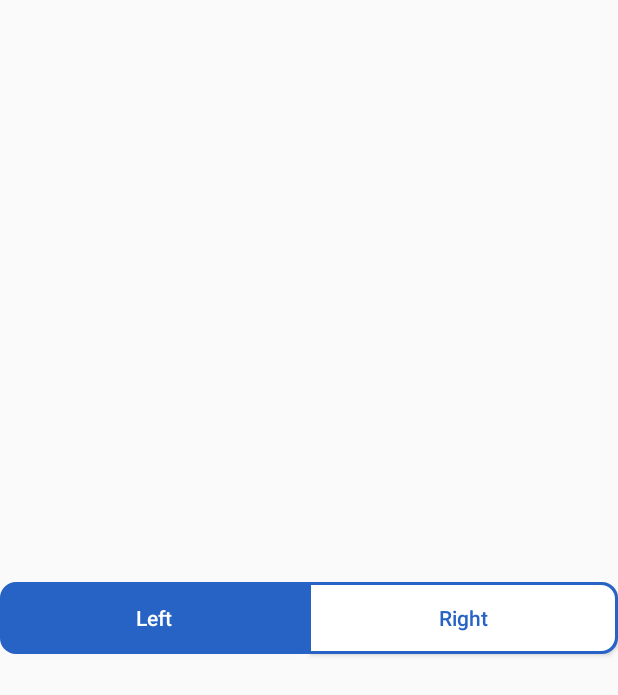
After one commit to c523727591/IPhoto, an Android app: the ViewStyleActivity screen opened directly, with no data from a screen before it, on a phone screen of 412 x 824 dp. The commit adds this screen. Shown: the top 695 px of the screen. Run offline under Robolectric (Android 15) with nearby library versions, the phone set to English and light mode, and no system bars.

Commit message:
Button 样式定制：圆角、边框、点击效果等（仿IPhone设置中WIFI详情页面中的DCHP、静态Button）

```diff
--- a/app/src/main/AndroidManifest.xml
+++ b/app/src/main/AndroidManifest.xml
@@ -31,6 +31,7 @@
         <activity android:name=".DiskLruCacheTestActivity"/>
         <activity android:name=".InstalledAppActivity"/>
         <activity android:name=".ConvertViewActivity"/>
+        <activity android:name=".ViewStyleActivity"/>
 
     </application>
 
--- a/app/src/main/java/com/iphoto/MainActivity.java
+++ b/app/src/main/java/com/iphoto/MainActivity.java
@@ -99,6 +99,12 @@ class SampleItemListAdapter extends BaseAdapter {
         itemInfo.mTitleResId = R.string.main_activity_convert_view;
         itemInfo.mClassName = "com.iphoto.ConvertViewActivity";
         mSampleList.add(itemInfo);
+
+        itemInfo = new SampleItemInfo();
+        itemInfo.mOrder = 5;
+        itemInfo.mTitleResId = R.string.main_activity_view_style;
+        itemInfo.mClassName = "com.iphoto.ViewStyleActivity";
+        mSampleList.add(itemInfo);
     }
 
     public SampleItemListAdapter(Context context) {
--- /dev/null
+++ b/app/src/main/java/com/iphoto/ViewStyleActivity.java
@@ -0,0 +1,44 @@
+package com.iphoto;
+
+import android.app.Activity;
+import android.os.Bundle;
+import android.view.View;
+import android.widget.Button;
+
+import com.util.ILog;
+
+/**
+ * Created by duke on 16-8-6.
+ */
+public class ViewStyleActivity extends Activity {
+    private Button mLeftButton = null;
+    private Button mRightButton = null;
+
+    @Override
+    protected void onCreate(Bundle savedInstanceState) {
+        super.onCreate(savedInstanceState);
+        setContentView(R.layout.view_style_activity_layout);
+
+        mLeftButton = (Button)findViewById(R.id.view_style_left_button_id);
+        mLeftButton.setSelected(true);
+
+        mLeftButton.setOnClickListener(new View.OnClickListener() {
+            @Override
+            public void onClick(View v) {
+                ILog.d("ViewStyleActivity left button is clicked.");
+                mRightButton.setSelected(false);
+                mLeftButton.setSelected(true);
+            }
+        });
+
+        mRightButton = (Button)findViewById(R.id.view_style_right_button_id);
+        mRightButton.setOnClickListener(new View.OnClickListener() {
+            @Override
+            public void onClick(View v) {
+                ILog.d("ViewStyleActivity right button is clicked.");
+                mLeftButton.setSelected(false);
+                mRightButton.setSelected(true);
+            }
+        });
+    }
+}
--- /dev/null
+++ b/app/src/main/res/drawable/combination_button_text_color.xml
@@ -0,0 +1,6 @@
+<?xml version="1.0" encoding="utf-8"?>
+<selector xmlns:android="http://schemas.android.com/apk/res/android">
+    <item android:state_pressed="true" android:color="@color/combination_button_text_pressed_color"/>
+    <item android:state_selected="true" android:color="@color/combination_button_text_selected_color"/>
+    <item android:color="@color/combination_button_text_normal_color" />
+</selector>
--- /dev/null
+++ b/app/src/main/res/drawable/combination_left_button_bg.xml
@@ -0,0 +1,104 @@
+<selector xmlns:android="http://schemas.android.com/apk/res/android">
+    <item android:state_pressed="true">
+        <layer-list>
+            <item>
+                <shape android:shape="rectangle">
+                    <solid android:color="@color/combination_button_solid_pressed_color" />
+                    <corners
+                        android:topLeftRadius="@dimen/combination_button_corner_radius"
+                        android:topRightRadius="0dp"
+                        android:bottomRightRadius="0dp"
+                        android:bottomLeftRadius="@dimen/combination_button_corner_radius" />
+                    <stroke
+                        android:width="@dimen/combination_button_stroke_width"
+                        android:color="@color/combination_button_stroke_color" />
+                </shape>
+            </item>
+            <item
+                android:left="@dimen/combination_button_stroke_width"
+                android:top="@dimen/combination_button_stroke_width"
+                android:right="0dp"
+                android:bottom="@dimen/combination_button_stroke_width">
+                <shape android:shape="rectangle">
+                    <solid android:color="@color/combination_button_solid_pressed_color" />
+                    <corners
+                        android:topLeftRadius="@dimen/combination_button_corner_radius"
+                        android:topRightRadius="0dp"
+                        android:bottomRightRadius="0dp"
+                        android:bottomLeftRadius="@dimen/combination_button_corner_radius" />
+                    <stroke
+                        android:width="@dimen/combination_button_stroke_width"
+                        android:color="@color/combination_button_stroke_color" />
+                </shape>
+            </item>
+        </layer-list>
+    </item>
+    <item android:state_selected="true">
+        <layer-list>
+            <item>
+                <shape android:shape="rectangle">
+                    <solid android:color="@color/combination_button_solid_selected_color" />
+                    <corners
+                        android:topLeftRadius="@dimen/combination_button_corner_radius"
+                        android:topRightRadius="0dp"
+                        android:bottomRightRadius="0dp"
+                        android:bottomLeftRadius="@dimen/combination_button_corner_radius" />
+                    <stroke
+                        android:width="@dimen/combination_button_stroke_width"
+                        android:color="@color/combination_button_stroke_color" />
+                </shape>
+            </item>
+            <item
+                android:left="@dimen/combination_button_stroke_width"
+                android:top="@dimen/combination_button_stroke_width"
+                android:right="0dp"
+                android:bottom="@dimen/combination_button_stroke_width">
+                <shape android:shape="rectangle">
+                    <solid android:color="@color/combination_button_solid_selected_color" />
+                    <corners
+                        android:topLeftRadius="@dimen/combination_button_corner_radius"
+                        android:topRightRadius="0dp"
+                        android:bottomRightRadius="0dp"
+                        android:bottomLeftRadius="@dimen/combination_button_corner_radius" />
+                    <stroke
+                        android:width="@dimen/combination_button_stroke_width"
+                        android:color="@color/combination_button_stroke_color" />
+                </shape>
+            </item>
+        </layer-list>
+    </item>
+    <item>
+        <layer-list>
+            <item>
+                <shape android:shape="rectangle">
+                    <solid android:color="@color/combination_button_solid_normal_color" />
+                    <corners
+                        android:topLeftRadius="@dimen/combination_button_corner_radius"
+                        android:topRightRadius="0dp"
+                        android:bottomRightRadius="0dp"
+                        android:bottomLeftRadius="@dimen/combination_button_corner_radius" />
+                    <stroke
+                        android:width="@dimen/combination_button_stroke_width"
+                        android:color="@color/combination_button_stroke_color" />
+                </shape>
+            </item>
+            <item
+                android:left="@dimen/combination_button_stroke_width"
+                android:top="@dimen/combination_button_stroke_width"
+                android:right="0dp"
+                android:bottom="@dimen/combination_button_stroke_width">
+                <shape android:shape="rectangle">
+                    <solid android:color="@color/combination_button_solid_normal_color" />
+                    <corners
+                        android:topLeftRadius="@dimen/combination_button_corner_radius"
+                        android:topRightRadius="0dp"
+                        android:bottomRightRadius="0dp"
+                        android:bottomLeftRadius="@dimen/combination_button_corner_radius" />
+                    <stroke
+                        android:width="@dimen/combination_button_stroke_width"
+                        android:color="@color/combination_button_stroke_color" />
+                </shape>
+            </item>
+        </layer-list>
+    </item>
+</selector>
--- /dev/null
+++ b/app/src/main/res/drawable/combination_right_button_bg.xml
@@ -0,0 +1,104 @@
+<selector xmlns:android="http://schemas.android.com/apk/res/android">
+    <item android:state_pressed="true">
+        <layer-list>
+            <item>
+                <shape android:shape="rectangle">
+                    <solid android:color="@color/combination_button_solid_pressed_color" />
+                    <corners
+                        android:topLeftRadius="0dp"
+                        android:topRightRadius="@dimen/combination_button_corner_radius"
+                        android:bottomRightRadius="@dimen/combination_button_corner_radius"
+                        android:bottomLeftRadius="0dp" />
+                    <stroke
+                        android:width="@dimen/combination_button_stroke_width"
+                        android:color="@color/combination_button_stroke_color" />
+                </shape>
+            </item>
+            <item
+                android:left="0dp"
+                android:top="@dimen/combination_button_stroke_width"
+                android:right="@dimen/combination_button_stroke_width"
+                android:bottom="@dimen/combination_button_stroke_width">
+                <shape android:shape="rectangle">
+                    <solid android:color="@color/combination_button_solid_pressed_color" />
+                    <corners
+                        android:topLeftRadius="0dp"
+                        android:topRightRadius="@dimen/combination_button_corner_radius"
+                        android:bottomRightRadius="@dimen/combination_button_corner_radius"
+                        android:bottomLeftRadius="0dp" />
+                    <stroke
+                        android:width="@dimen/combination_button_stroke_width"
+                        android:color="@color/combination_button_stroke_color" />
+                </shape>
+            </item>
+        </layer-list>
+    </item>
+    <item android:state_selected="true">
+        <layer-list>
+            <item>
+                <shape android:shape="rectangle">
+                    <solid android:color="@color/combination_button_solid_selected_color" />
+                    <corners
+                        android:topLeftRadius="0dp"
+                        android:topRightRadius="@dimen/combination_button_corner_radius"
+                        android:bottomRightRadius="@dimen/combination_button_corner_radius"
+                        android:bottomLeftRadius="0dp" />
+                    <stroke
+                        android:width="@dimen/combination_button_stroke_width"
+                        android:color="@color/combination_button_stroke_color" />
+                </shape>
+            </item>
+            <item
+                android:left="0dp"
+                android:top="@dimen/combination_button_stroke_width"
+                android:right="@dimen/combination_button_stroke_width"
+                android:bottom="@dimen/combination_button_stroke_width">
+                <shape android:shape="rectangle">
+                    <solid android:color="@color/combination_button_solid_selected_color" />
+                    <corners
+                        android:topLeftRadius="0dp"
+                        android:topRightRadius="@dimen/combination_button_corner_radius"
+                        android:bottomRightRadius="@dimen/combination_button_corner_radius"
+                        android:bottomLeftRadius="0dp" />
+                    <stroke
+                        android:width="@dimen/combination_button_stroke_width"
+                        android:color="@color/combination_button_stroke_color" />
+                </shape>
+            </item>
+        </layer-list>
+    </item>
+    <item>
+        <layer-list>
+            <item>
+                <shape android:shape="rectangle">
+                    <solid android:color="@color/combination_button_solid_normal_color" />
+                    <corners
+                        android:topLeftRadius="0dp"
+                        android:topRightRadius="@dimen/combination_button_corner_radius"
+                        android:bottomRightRadius="@dimen/combination_button_corner_radius"
+                        android:bottomLeftRadius="0dp" />
+                    <stroke
+                        android:width="@dimen/combination_button_stroke_width"
+                        android:color="@color/combination_button_stroke_color" />
+                </shape>
+            </item>
+            <item
+                android:left="0dp"
+                android:top="@dimen/combination_button_stroke_width"
+                android:right="@dimen/combination_button_stroke_width"
+                android:bottom="@dimen/combination_button_stroke_width">
+                <shape android:shape="rectangle">
+                    <solid android:color="@color/combination_button_solid_normal_color" />
+                    <corners
+                        android:topLeftRadius="0dp"
+                        android:topRightRadius="@dimen/combination_button_corner_radius"
+                        android:bottomRightRadius="@dimen/combination_button_corner_radius"
+                        android:bottomLeftRadius="0dp" />
+                    <stroke
+                        android:width="@dimen/combination_button_stroke_width"
+                        android:color="@color/combination_button_stroke_color" />
+                </shape>
+            </item>
+        </layer-list>
+    </item>
+</selector>
--- /dev/null
+++ b/app/src/main/res/layout/view_style_activity_layout.xml
@@ -0,0 +1,27 @@
+<?xml version="1.0" encoding="utf-8"?>
+<LinearLayout xmlns:android="http://schemas.android.com/apk/res/android"
+    xmlns:tools="http://schemas.android.com/tools"
+    xmlns:app="http://schemas.android.com/apk/res-auto"
+    android:orientation="horizontal"
+    android:layout_width="match_parent"
+    android:layout_height="match_parent"
+    android:gravity="center" >
+
+    <Button
+        android:id="@+id/view_style_left_button_id"
+        android:layout_width="0dp"
+        android:layout_weight="1"
+        android:layout_height="wrap_content"
+        android:text="Left"
+        android:textColor="@drawable/combination_button_text_color"
+        android:background="@drawable/combination_left_button_bg"/>
+
+    <Button
+        android:id="@+id/view_style_right_button_id"
+        android:layout_width="0dp"
+        android:layout_weight="1"
+        android:layout_height="wrap_content"
+        android:text="Right"
+        android:textColor="@drawable/combination_button_text_color"
+        android:background="@drawable/combination_right_button_bg"/>
+</LinearLayout>
--- a/app/src/main/res/values/colors.xml
+++ b/app/src/main/res/values/colors.xml
@@ -9,4 +9,14 @@
 
     <!-- add for main activity -->
     <color name="main_activity_button_text_color">#FF000000</color>
+
+    <!-- add for combination button -->
+    <color name="combination_button_text_normal_color">#FF2663C4</color>
+    <color name="combination_button_text_selected_color">#FFFFFFFF</color>
+    <color name="combination_button_text_pressed_color">#FF2663C4</color>
+    <color name="combination_button_stroke_color">#FF2663C4</color>
+    <color name="combination_button_solid_normal_color">#FFFFFFFF</color>
+    <color name="combination_button_solid_selected_color">#FF2663C4</color>
+    <color name="combination_button_solid_pressed_color">#FF9BBAEC</color>
+
 </resources>
--- a/app/src/main/res/values/dimens.xml
+++ b/app/src/main/res/values/dimens.xml
@@ -7,4 +7,9 @@
 
     <!-- front page fragment-->
     <dimen name="front_page_fragment_view_page_height">120dp</dimen>
+
+    <!-- add for combination button -->
+    <dimen name="combination_button_stroke_width">1dp</dimen>
+    <dimen name="combination_button_corner_radius">10dp</dimen>
+
 </resources>
--- a/app/src/main/res/values/strings.xml
+++ b/app/src/main/res/values/strings.xml
@@ -6,6 +6,7 @@
     <string name="main_activity_disk_lru_cache">DiskLruCache Activity</string>
     <string name="main_activity_installed_app_info">Installed App Activity</string>
     <string name="main_activity_convert_view">ConvertView Test Activity</string>
+    <string name="main_activity_view_style">View Style Test Activity</string>
 
     <!-- front page fragment-->
     <string name="front_page_fragment_title">"头条"</string>
```
